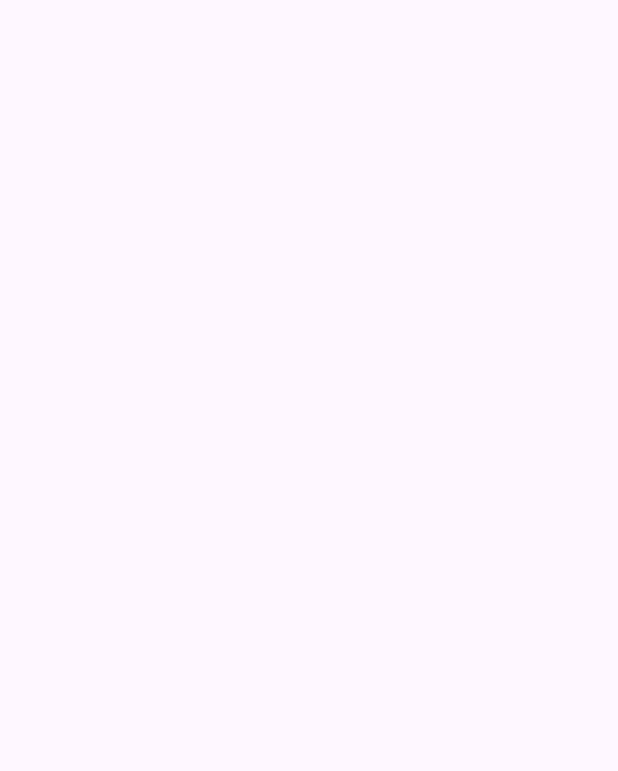
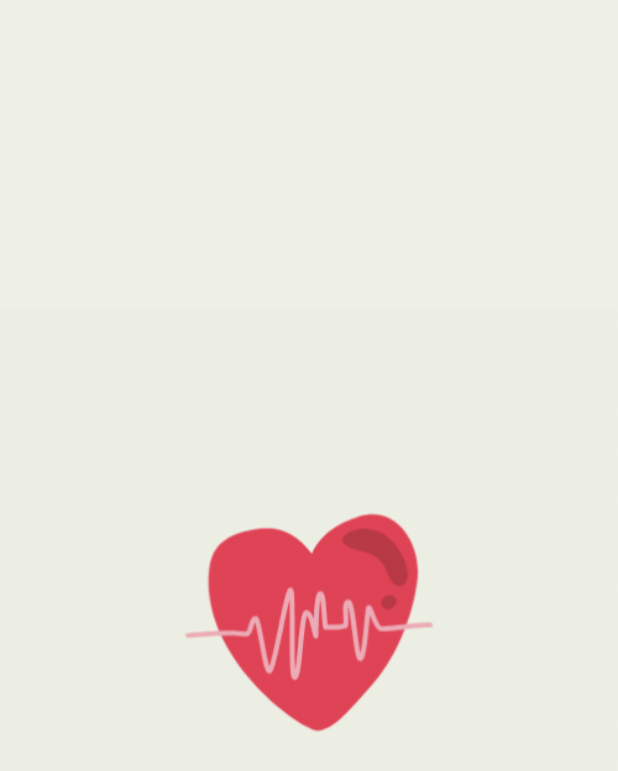
Before and after one commit to PIYUSH-69/Health-care_NFC, an Android app: the splashscreen screen opened directly, with no data from a screen before it, on a phone screen of 412 x 824 dp. Before the commit the part shown is empty. Shown: the top 771 px of the screen. Run offline under Robolectric (Android 15) with nearby library versions, the phone set to English and light mode, and no system bars.

Commit message:
splash screen

```diff
--- a/app/build.gradle.kts
+++ b/app/build.gradle.kts
@@ -59,4 +59,6 @@ dependencies {
     testImplementation("junit:junit:4.13.2")
     androidTestImplementation("androidx.test.ext:junit:1.1.5")
     androidTestImplementation("androidx.test.espresso:espresso-core:3.5.1")
+    implementation ("pl.droidsonroids.gif:android-gif-drawable:1.2.28")
+
 }
--- a/app/src/main/AndroidManifest.xml
+++ b/app/src/main/AndroidManifest.xml
@@ -7,7 +7,7 @@
         android:dataExtractionRules="@xml/data_extraction_rules"
         android:fullBackupContent="@xml/backup_rules"
         android:icon="@mipmap/ic_launcher"
-        android:label="@string/app_name"
+        android:label="Health Connect"
         android:roundIcon="@mipmap/ic_launcher_round"
         android:supportsRtl="true"
         android:theme="@style/Theme.NFC.NoActionBar"
--- a/app/src/main/res/layout/activity_register.xml
+++ b/app/src/main/res/layout/activity_register.xml
@@ -4,6 +4,5 @@
     xmlns:tools="http://schemas.android.com/tools"
     android:layout_width="match_parent"
     android:layout_height="match_parent"
-    tools:context=".Register">
-
-</androidx.constraintlayout.widget.ConstraintLayout>
+    android:background="@color/offwhite2"
+    tools:context=".Register"/>
--- a/app/src/main/res/layout/activity_splashscreen.xml
+++ b/app/src/main/res/layout/activity_splashscreen.xml
@@ -1,10 +1,16 @@
 <?xml version="1.0" encoding="utf-8"?>
-<androidx.constraintlayout.widget.ConstraintLayout
-    xmlns:android="http://schemas.android.com/apk/res/android"
+<androidx.constraintlayout.widget.ConstraintLayout xmlns:android="http://schemas.android.com/apk/res/android"
+    xmlns:app="http://schemas.android.com/apk/res-auto"
     xmlns:tools="http://schemas.android.com/tools"
-    xmlns:app="http://schemas.android.com/apk/res-auto"
     android:layout_width="match_parent"
     android:layout_height="match_parent"
+    android:background="@color/offwhite2"
     tools:context=".splashscreen">
 
-  </androidx.constraintlayout.widget.ConstraintLayout>
+    <pl.droidsonroids.gif.GifImageView
+        android:layout_width="match_parent"
+        android:layout_height="match_parent"
+        android:background="@color/offwhite2"
+        android:src="@drawable/splash" />
+
+</androidx.constraintlayout.widget.ConstraintLayout>
--- a/app/src/main/res/values/colors.xml
+++ b/app/src/main/res/values/colors.xml
@@ -9,7 +9,6 @@
     <color name="white">#FFFFFFFF</color>
     <color name="blue">#001524</color>
     <color name="green">#304D30</color>
-    <color name="offwhite">#B6C4B6</color>
     <color name="offwhite2">#EEF0E5</color>
 
 
```
Also changed, not shown: app/src/main/res/drawable/splash.gif (added).
